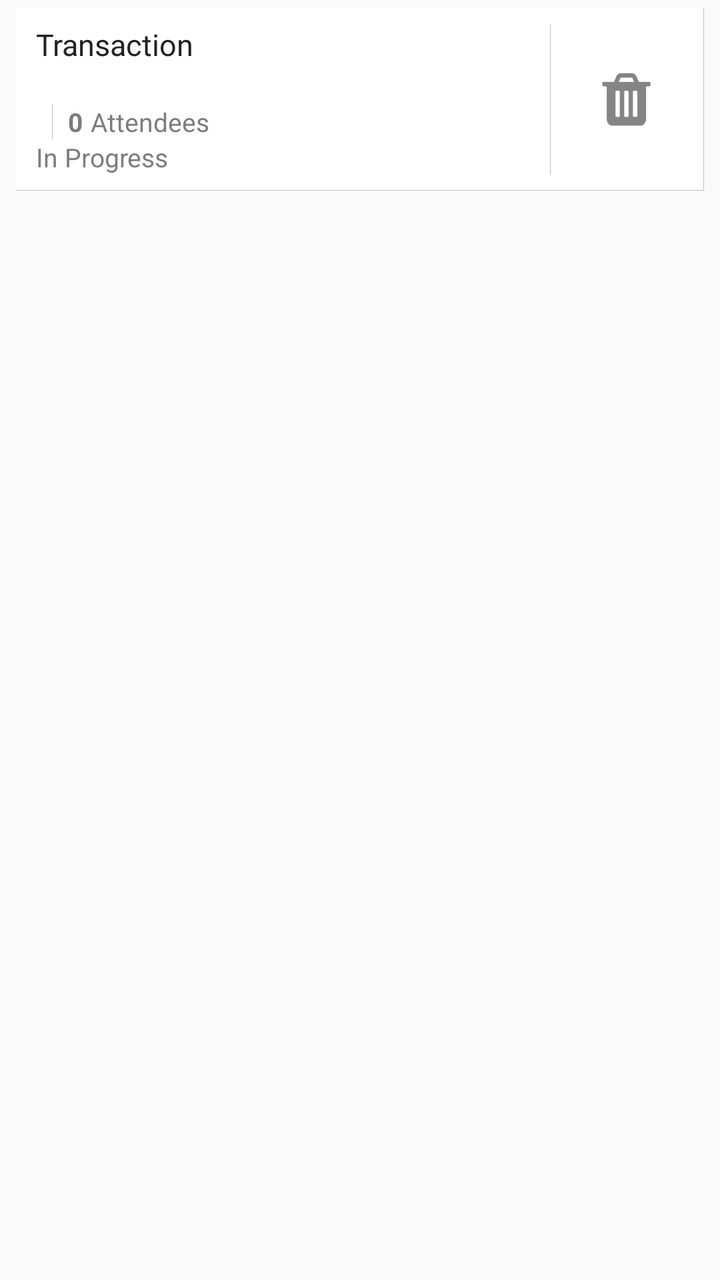
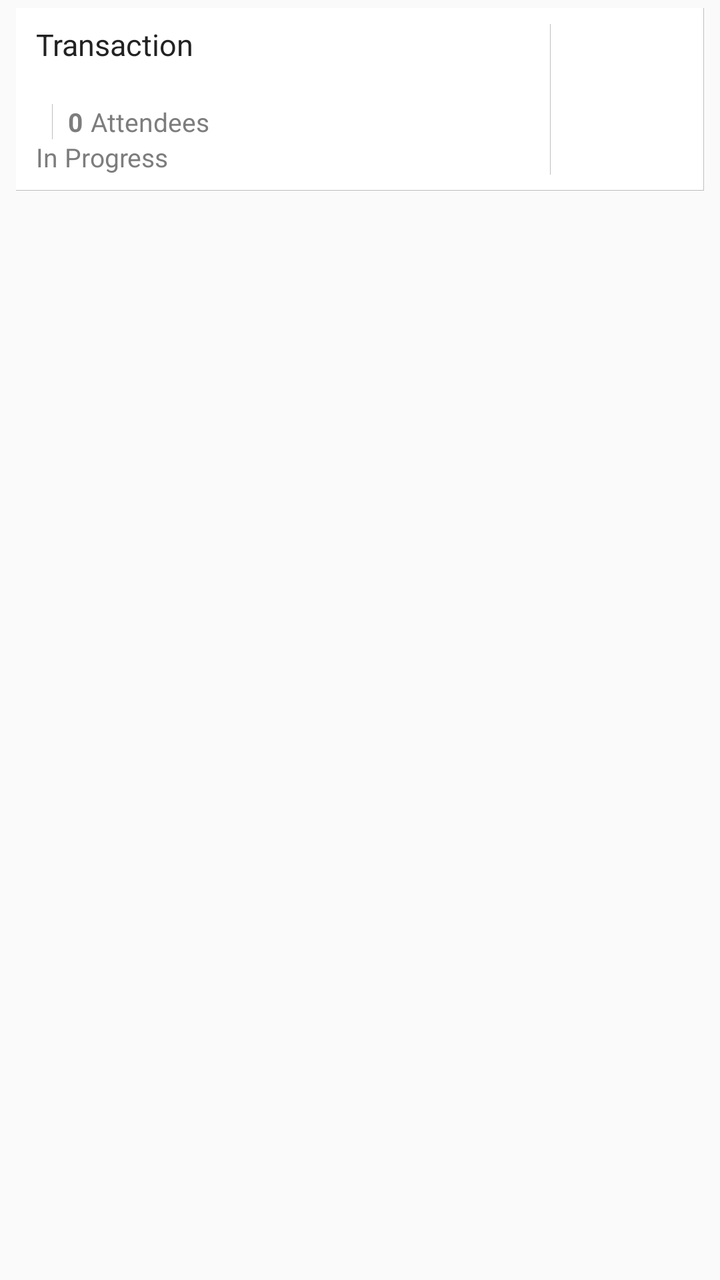

Screens rendered from an Android XML layout before and after an edit, with the pre-edit source and the edit as a unified diff.
<!-- AndroidManifest.xml: application theme AppCompactTheme -->
<!-- res/layout/listview_trainingrecords_list.xml -->
<?xml version="1.0" encoding="utf-8"?>
<LinearLayout xmlns:android="http://schemas.android.com/apk/res/android"
    xmlns:tools="http://schemas.android.com/tools"
    android:orientation="vertical" android:layout_width="match_parent"
    android:layout_height="wrap_content"
    android:paddingLeft="@dimen/ofis_med_pad"
    android:paddingRight="@dimen/ofis_med_pad"
    android:paddingTop="@dimen/ofis_list_itemseparator"
    android:paddingBottom="@dimen/ofis_list_itemseparator">


    <LinearLayout
        android:orientation="horizontal"
        android:layout_width="match_parent"
        android:id="@+id/rowlin"
        android:layout_height="wrap_content"
        android:minHeight="60dp"
        android:background="@drawable/list_item"
        android:baselineAligned="false"
        android:weightSum="8"
        tools:ignore="UselessParent">

        <LinearLayout
            android:orientation="vertical"
            android:layout_width="0dp"
            android:layout_height="match_parent"
            android:id="@+id/itemTextContainer"
            android:layout_marginTop="8dp"
            android:layout_marginBottom="8dp"
            android:layout_marginEnd="8dp"
            android:layout_marginRight="8dp"
            android:paddingLeft="10dp"
            android:paddingRight="10dp"
            android:layout_weight="7">

            <TextView
                android:id="@+id/trainingRecordId"
                android:layout_width="0dp"
                android:layout_height="0dp"
                android:visibility="gone" />
            <TextView
                android:id="@+id/readOnlyMode"
                android:layout_width="0dp"
                android:layout_height="0dp"
                android:text="0"
                android:visibility="gone"
                tools:ignore="HardcodedText" />
            <TextView
                android:layout_width="match_parent"
                android:layout_height="wrap_content"
                android:text="@string/Transaction_default"
                android:id="@+id/trainingCourse"
                android:textColor="@color/ofis_base_font_dark"
                android:textSize="@dimen/ofis_med_text" />
            <TextView
                android:layout_width="match_parent"
                android:layout_height="wrap_content"
                android:id="@+id/trainingModule"
                android:textColor="@color/ofis_list_item_subtitle"
                android:textSize="@dimen/ofis_small_text" />

            <LinearLayout
                android:layout_width="match_parent"
                android:layout_height="wrap_content"
                android:orientation="horizontal"
                android:layout_marginTop="@dimen/ofis_micro_pad">

                <TextView
                    android:id="@+id/trainingDate"
                    android:layout_width="wrap_content"
                    android:layout_height="wrap_content"
                    android:textColor="@color/ofis_list_item_subtitle"
                    android:textSize="@dimen/ofis_small_text" />

                <TextView
                    android:id="@+id/attendeeCount"
                    android:layout_width="wrap_content"
                    android:layout_height="wrap_content"
                    android:text="0"
                    android:textColor="@color/ofis_list_item_subtitle"
                    android:textSize="@dimen/ofis_small_text"
                    android:textStyle="bold"
                    android:background="@drawable/left_border"
                    android:paddingLeft="@dimen/ofis_med_pad"
                    android:layout_marginLeft="@dimen/ofis_med_pad"
                    android:layout_marginRight="@dimen/ofis_small_pad"
                    tools:ignore="HardcodedText" />

                <TextView
                    android:id="@+id/attendeeCountSuffix"
                    android:layout_width="wrap_content"
                    android:layout_height="wrap_content"
                    android:text="@string/Attendees"
                    android:textColor="@color/ofis_list_item_subtitle"
                    android:textSize="@dimen/ofis_small_text" />

            </LinearLayout>

            <TextView
                android:id="@+id/inNetworkQueue"
                android:layout_width="wrap_content"
                android:layout_height="wrap_content"
                android:text="@string/item_in_progress"
                android:textColor="@color/ofis_list_item_subtitle"
                android:textSize="@dimen/ofis_small_text" />

        </LinearLayout>

        <LinearLayout
            android:layout_width="wrap_content"
            android:layout_height="match_parent"
            android:background="@drawable/left_border"
            android:layout_marginTop="8dp"
            android:layout_marginBottom="8dp"
            android:layout_weight="1"
            android:gravity="center">
            <ImageView
                android:layout_width="40dp"
                android:layout_height="40dp"
                android:adjustViewBounds="true"
                android:scaleType="fitCenter"
                android:id="@+id/deleteTrainingRecord"
                android:src="@drawable/ic_delete_item"
                android:contentDescription="@string/Delete_Item"
                android:layout_gravity="center_vertical|center_horizontal" />
        </LinearLayout>
    </LinearLayout>

</LinearLayout>
<!-- resources referenced by this layout -->
<resources>
  <color name="ofis_base_font_dark">#222222</color>
  <color name="ofis_list_item_subtitle">#7d7d7d</color>
  <dimen name="ofis_list_itemseparator">4dp</dimen>
  <dimen name="ofis_med_pad">8dp</dimen>
  <dimen name="ofis_med_text">15sp</dimen>
  <dimen name="ofis_micro_pad">2dp</dimen>
  <dimen name="ofis_small_pad">4dp</dimen>
  <dimen name="ofis_small_text">13sp</dimen>
  <!-- drawable left_border (drawable) -->
  <?xml version="1.0" encoding="utf-8"?>
  <layer-list xmlns:android="http://schemas.android.com/apk/res/android">
      <item
          android:bottom="-3dp"
          android:left="-2dp"
          android:top="-3dp"
          android:right="-3dp">
          <shape android:shape="rectangle">
              <solid android:color="@android:color/transparent"/>
              <stroke
                  android:color="@color/ofis_list_item_border"
                  android:width="@dimen/ofis_list_itemborder" />
          </shape>
          </item>
  </layer-list>
  <!-- drawable list_item (drawable) -->
  <?xml version="1.0" encoding="utf-8"?>
  <layer-list xmlns:android="http://schemas.android.com/apk/res/android">
      <item
          android:right="-3dp"
          android:left="-3dp"
          android:top="-3dp"
          android:bottom="-2dp">
          <shape android:shape="rectangle">
              <solid android:color="@color/ofis_list_item_background"/>
              <stroke
                  android:color="@color/ofis_list_item_border"
                  android:width="@dimen/ofis_list_itemborder" />
          </shape>
          </item>
  </layer-list>
  <string name="Attendees">Attendees</string>
  <string name="Delete_Item">Delete Item</string>
  <string name="Transaction_default">Transaction</string>
  <string name="item_in_progress">In Progress</string>
  <style name="AppCompactTheme" parent="Theme.AppCompat.Light">
          
          <item name="android:spinnerStyle">@android:style/Widget.Holo.Light.Spinner</item>
          <item name="android:spinnerItemStyle">@style/SpinnerItem</item>
          <item name="android:spinnerDropDownItemStyle">@style/SpinnerItem.DropDownItem</item>
          <item name="android:dropDownListViewStyle">@style/StandardSpinner</item>
          <item name="android:actionBarStyle">@style/AppTheme.ActionBarStyle</item>
      </style>
  <color name="ofis_list_item_border">#40000000</color>
  <dimen name="ofis_list_itemborder">1px</dimen>
  <color name="ofis_list_item_background">#ffffff</color>
  <style name="SpinnerItem" parent="Widget.AppCompat.TextView.SpinnerItem">
          <item name="android:textColor">@color/ofis_base_font_white</item>
          <item name="android:textSize">@dimen/ofis_spinner_text</item>
      </style>
  <style name="SpinnerItem.DropDownItem" parent="Widget.AppCompat.Light.DropDownItem.Spinner">
          <item name="android:textColor">@color/ofis_text_field</item>
          <item name="android:background">@color/ofis_spinner_item_background</item>
      </style>
  <style name="StandardSpinner" parent="Widget.AppCompat.ListView.DropDown">
          <item name="android:dividerHeight">@dimen/ofis_spinner_itemseparator</item>
          <item name="android:divider">@color/ofis_spinner_divider</item>
      </style>
  <style name="AppTheme.ActionBarStyle" parent="Theme.AppCompat.Light">
          <item name="android:titleTextStyle">@style/AppTheme.ActionBar.TitleTextStyle</item>
      </style>
  <color name="ofis_base_font_white">#ffffff</color>
  <dimen name="ofis_spinner_text">14sp</dimen>
  <color name="ofis_text_field">#DE000000</color>
  <color name="ofis_spinner_item_background">@color/ofis_actionbar_background</color>
  <dimen name="ofis_spinner_itemseparator">1dp</dimen>
  <color name="ofis_spinner_divider">#ff333333</color>
  <style name="AppTheme.ActionBar.TitleTextStyle" parent="android:TextAppearance">
          <item name="android:textSize">@dimen/ofis_med_text</item>
      </style>
  <color name="ofis_actionbar_background">#dddddd</color>
  <!-- unchanged entries left out for length: 1 -->
</resources>

<!-- the commit's change to res/layout/listview_trainingrecords_list.xml (unified diff, before → after) -->
@@ -1,5 +1,6 @@
 <?xml version="1.0" encoding="utf-8"?>
 <LinearLayout xmlns:android="http://schemas.android.com/apk/res/android"
+    xmlns:app="http://schemas.android.com/apk/res-auto"
     xmlns:tools="http://schemas.android.com/tools"
     android:orientation="vertical" android:layout_width="match_parent"
     android:layout_height="wrap_content"
@@ -120,7 +121,7 @@
                 android:adjustViewBounds="true"
                 android:scaleType="fitCenter"
                 android:id="@+id/deleteTrainingRecord"
-                android:src="@drawable/ic_delete_item"
+                app:srcCompat="@drawable/ic_delete_item"
                 android:contentDescription="@string/Delete_Item"
                 android:layout_gravity="center_vertical|center_horizontal" />
         </LinearLayout>
<!-- resource entries referenced after the edit -->
@@ -46,11 +46,13 @@
   <string name="item_in_progress">In Progress</string>
   <style name="AppCompactTheme" parent="Theme.AppCompat.Light">
           
-          <item name="android:spinnerStyle">@android:style/Widget.Holo.Light.Spinner</item>
+          <item name="spinnerStyle">@android:style/Widget.Holo.Light.Spinner</item>
           <item name="android:spinnerItemStyle">@style/SpinnerItem</item>
-          <item name="android:spinnerDropDownItemStyle">@style/SpinnerItem.DropDownItem</item>
-          <item name="android:dropDownListViewStyle">@style/StandardSpinner</item>
-          <item name="android:actionBarStyle">@style/AppTheme.ActionBarStyle</item>
+          <item name="spinnerDropDownItemStyle">@style/SpinnerItem.DropDownItem</item>
+          <item name="dropDownListViewStyle">@style/StandardSpinner</item>
+  
+          <item name="actionBarStyle">@style/AppTheme.ActionBarStyle</item>
+  
       </style>
   <color name="ofis_list_item_border">#40000000</color>
   <dimen name="ofis_list_itemborder">1px</dimen>
@@ -61,14 +63,14 @@
       </style>
   <style name="SpinnerItem.DropDownItem" parent="Widget.AppCompat.Light.DropDownItem.Spinner">
           <item name="android:textColor">@color/ofis_text_field</item>
-          <item name="android:background">@color/ofis_spinner_item_background</item>
+          <item name="background">@color/ofis_spinner_item_background</item>
       </style>
   <style name="StandardSpinner" parent="Widget.AppCompat.ListView.DropDown">
           <item name="android:dividerHeight">@dimen/ofis_spinner_itemseparator</item>
-          <item name="android:divider">@color/ofis_spinner_divider</item>
+          <item name="divider">@color/ofis_spinner_divider</item>
       </style>
   <style name="AppTheme.ActionBarStyle" parent="Theme.AppCompat.Light">
-          <item name="android:titleTextStyle">@style/AppTheme.ActionBar.TitleTextStyle</item>
+          <item name="titleTextStyle">@style/AppTheme.ActionBar.TitleTextStyle</item>
       </style>
   <color name="ofis_base_font_white">#ffffff</color>
   <dimen name="ofis_spinner_text">14sp</dimen>
@@ -77,9 +79,11 @@
   <dimen name="ofis_spinner_itemseparator">1dp</dimen>
   <color name="ofis_spinner_divider">#ff333333</color>
   <style name="AppTheme.ActionBar.TitleTextStyle" parent="android:TextAppearance">
-          <item name="android:textSize">@dimen/ofis_med_text</item>
+          <item name="android:textSize">@dimen/ofis_large_text</item>
+          <item name="android:textStyle">bold</item>
       </style>
   <color name="ofis_actionbar_background">#dddddd</color>
+  <dimen name="ofis_large_text">17sp</dimen>
   <!-- unchanged entries left out for length: 1 -->
 </resources>
 
